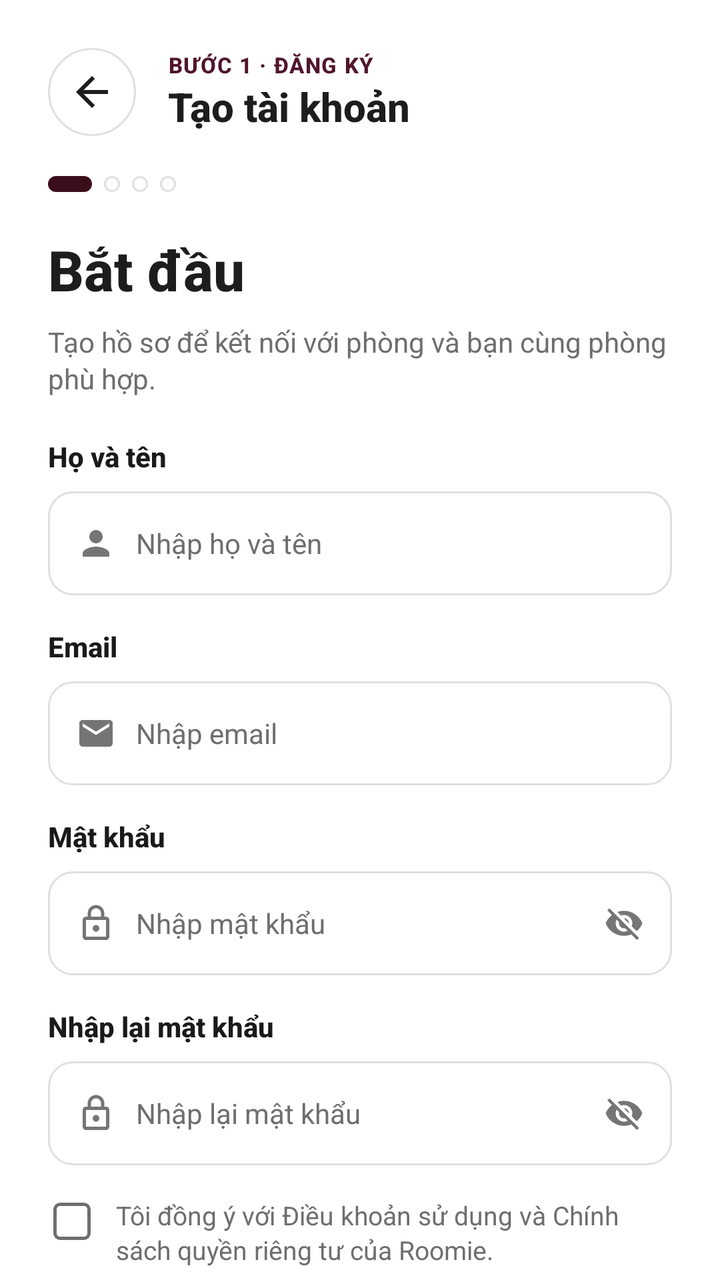
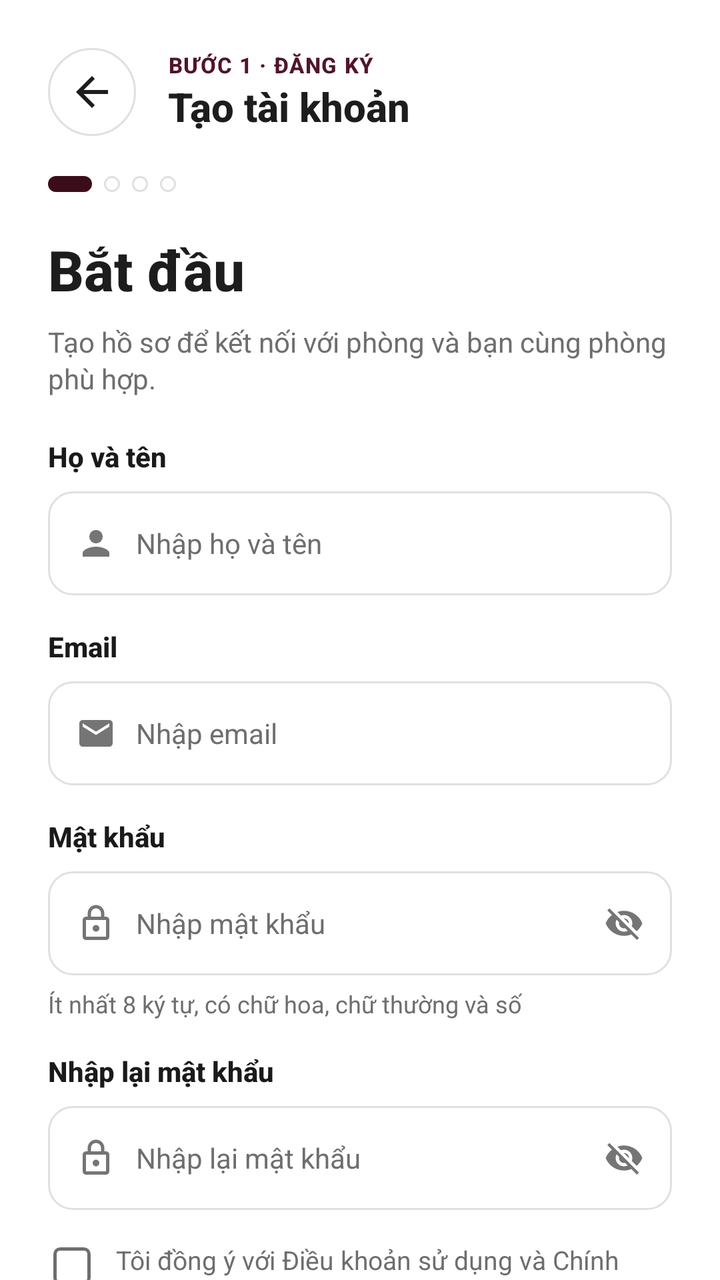

An Android layout rendered at two revisions. The XML below is the earlier revision; the diff shows what the commit changed to produce the second picture.
<!-- AndroidManifest.xml: application theme Theme.Roomie -->
<!-- res/layout/activity_register.xml -->
<?xml version="1.0" encoding="utf-8"?>
<ScrollView xmlns:android="http://schemas.android.com/apk/res/android"
    xmlns:tools="http://schemas.android.com/tools"
    android:id="@+id/layout_register_scroll"
    android:layout_width="match_parent"
    android:layout_height="match_parent"
    android:background="@color/white"
    android:fillViewport="true"
    android:scrollbars="none"
    tools:context=".RegisterActivity">

    <RelativeLayout
        android:layout_width="match_parent"
        android:layout_height="wrap_content"
        android:padding="24dp">

        
        <RelativeLayout
            android:id="@+id/header_layout"
            android:layout_width="match_parent"
            android:layout_height="wrap_content"
            android:layout_alignParentTop="true">

            <ImageButton
                android:id="@+id/btn_back"
                android:layout_width="44dp"
                android:layout_height="44dp"
                android:layout_alignParentStart="true"
                android:layout_centerVertical="true"
                android:background="@drawable/bg_circle_button"
                android:contentDescription="@string/back"
                android:padding="10dp"
                android:scaleType="fitCenter"
                android:src="@drawable/ic_arrow_back" />

            <RelativeLayout
                android:layout_width="wrap_content"
                android:layout_height="wrap_content"
                android:layout_centerVertical="true"
                android:layout_marginStart="16dp"
                android:layout_toEndOf="@id/btn_back">

                <TextView
                    android:id="@+id/tv_header_subtitle"
                    android:layout_width="wrap_content"
                    android:layout_height="wrap_content"
                    android:layout_alignParentStart="true"
                    android:fontFamily="sans-serif-medium"
                    android:letterSpacing="0.05"
                    android:text="@string/register_step1_subtitle"
                    android:textColor="@color/primary_maroon"
                    android:textSize="11sp"
                    android:textStyle="bold" />

                <TextView
                    android:id="@+id/tv_header_title"
                    android:layout_width="wrap_content"
                    android:layout_height="wrap_content"
                    android:layout_below="@id/tv_header_subtitle"
                    android:layout_alignParentStart="true"
                    android:fontFamily="sans-serif-medium"
                    android:text="@string/register_title"
                    android:textColor="@color/text_dark"
                    android:textSize="20sp"
                    android:textStyle="bold" />

            </RelativeLayout>

        </RelativeLayout>

        
        <LinearLayout
            android:id="@+id/layout_step_indicator"
            android:layout_width="wrap_content"
            android:layout_height="wrap_content"
            android:layout_below="@id/header_layout"
            android:layout_alignParentStart="true"
            android:layout_marginTop="20dp"
            android:gravity="center_vertical"
            android:orientation="horizontal">

            
            <View
                android:layout_width="22dp"
                android:layout_height="8dp"
                android:background="@drawable/bg_button_primary" />

            <View
                android:layout_width="8dp"
                android:layout_height="8dp"
                android:layout_marginStart="6dp"
                android:background="@drawable/bg_circle_button" />

            <View
                android:layout_width="8dp"
                android:layout_height="8dp"
                android:layout_marginStart="6dp"
                android:background="@drawable/bg_circle_button" />

            <View
                android:layout_width="8dp"
                android:layout_height="8dp"
                android:layout_marginStart="6dp"
                android:background="@drawable/bg_circle_button" />

        </LinearLayout>

        
        <TextView
            android:id="@+id/tv_register_heading"
            android:layout_width="match_parent"
            android:layout_height="wrap_content"
            android:layout_below="@id/layout_step_indicator"
            android:layout_alignParentStart="true"
            android:layout_marginTop="20dp"
            android:fontFamily="sans-serif-medium"
            android:text="@string/register_heading"
            android:textColor="@color/text_dark"
            android:textSize="28sp"
            android:textStyle="bold" />

        <TextView
            android:id="@+id/tv_register_subtext"
            android:layout_width="match_parent"
            android:layout_height="wrap_content"
            android:layout_below="@id/tv_register_heading"
            android:layout_alignParentStart="true"
            android:layout_marginTop="8dp"
            android:lineSpacingExtra="2dp"
            android:text="@string/register_subtext"
            android:textColor="@color/text_subtitle"
            android:textSize="14sp" />

        
        <TextView
            android:id="@+id/tv_label_name"
            android:layout_width="wrap_content"
            android:layout_height="wrap_content"
            android:layout_below="@id/tv_register_subtext"
            android:layout_alignParentStart="true"
            android:layout_marginTop="20dp"
            android:fontFamily="sans-serif-medium"
            android:text="@string/label_full_name"
            android:textColor="@color/text_title"
            android:textSize="14sp"
            android:textStyle="bold" />

        <RelativeLayout
            android:id="@+id/layout_input_name"
            android:layout_width="match_parent"
            android:layout_height="52dp"
            android:layout_below="@id/tv_label_name"
            android:layout_marginTop="8dp"
            android:background="@drawable/bg_edittext_outlined"
            android:paddingHorizontal="14dp">

            <ImageView
                android:id="@+id/img_icon_person"
                android:layout_width="20dp"
                android:layout_height="20dp"
                android:layout_alignParentStart="true"
                android:layout_centerVertical="true"
                android:contentDescription="@string/label_full_name"
                android:src="@drawable/ic_person" />

            <EditText
                android:id="@+id/et_full_name"
                android:layout_width="match_parent"
                android:layout_height="match_parent"
                android:layout_marginStart="10dp"
                android:layout_toEndOf="@id/img_icon_person"
                android:autofillHints="name"
                android:background="@null"
                android:hint="@string/hint_full_name"
                android:inputType="textPersonName"
                android:textColor="@color/text_title"
                android:textColorHint="@color/text_subtitle"
                android:textSize="14sp" />

        </RelativeLayout>

        
        <TextView
            android:id="@+id/tv_label_phone_email"
            android:layout_width="wrap_content"
            android:layout_height="wrap_content"
            android:layout_below="@id/layout_input_name"
            android:layout_alignParentStart="true"
            android:layout_marginTop="16dp"
            android:fontFamily="sans-serif-medium"
            android:text="@string/label_email"
            android:textColor="@color/text_title"
            android:textSize="14sp"
            android:textStyle="bold" />

        <RelativeLayout
            android:id="@+id/layout_input_phone_email"
            android:layout_width="match_parent"
            android:layout_height="52dp"
            android:layout_below="@id/tv_label_phone_email"
            android:layout_marginTop="8dp"
            android:background="@drawable/bg_edittext_outlined"
            android:paddingHorizontal="14dp">

            <ImageView
                android:id="@+id/img_icon_phone"
                android:layout_width="20dp"
                android:layout_height="20dp"
                android:layout_alignParentStart="true"
                android:layout_centerVertical="true"
                android:contentDescription="@string/label_email_or_phone"
                android:src="@drawable/ic_mail" />

            <EditText
                android:id="@+id/et_phone_or_email"
                android:layout_width="match_parent"
                android:layout_height="match_parent"
                android:layout_marginStart="10dp"
                android:layout_toEndOf="@id/img_icon_phone"
                android:autofillHints="emailAddress"
                android:background="@null"
                android:hint="@string/hint_email_or_phone"
                android:inputType="textEmailAddress"
                android:textColor="@color/text_title"
                android:textColorHint="@color/text_subtitle"
                android:textSize="14sp" />

        </RelativeLayout>

        
        <TextView
            android:id="@+id/tv_label_password"
            android:layout_width="wrap_content"
            android:layout_height="wrap_content"
            android:layout_below="@id/layout_input_phone_email"
            android:layout_alignParentStart="true"
            android:layout_marginTop="16dp"
            android:fontFamily="sans-serif-medium"
            android:text="@string/label_password"
            android:textColor="@color/text_title"
            android:textSize="14sp"
            android:textStyle="bold" />

        <RelativeLayout
            android:id="@+id/layout_input_password"
            android:layout_width="match_parent"
            android:layout_height="52dp"
            android:layout_below="@id/tv_label_password"
            android:layout_marginTop="8dp"
            android:background="@drawable/bg_edittext_outlined"
            android:paddingHorizontal="14dp">

            <ImageView
                android:id="@+id/img_icon_lock"
                android:layout_width="20dp"
                android:layout_height="20dp"
                android:layout_alignParentStart="true"
                android:layout_centerVertical="true"
                android:contentDescription="@string/label_password"
                android:src="@drawable/ic_lock" />

            <ImageView
                android:id="@+id/img_toggle_password"
                android:layout_width="20dp"
                android:layout_height="20dp"
                android:layout_alignParentEnd="true"
                android:layout_centerVertical="true"
                android:contentDescription="@string/desc_toggle_password"
                android:src="@drawable/ic_eye_off" />

            <EditText
                android:id="@+id/et_password"
                android:layout_width="match_parent"
                android:layout_height="match_parent"
                android:layout_marginHorizontal="10dp"
                android:layout_toStartOf="@id/img_toggle_password"
                android:layout_toEndOf="@id/img_icon_lock"
                android:autofillHints="newPassword"
                android:background="@null"
                android:hint="@string/hint_password"
                android:inputType="textPassword"
                android:textColor="@color/text_title"
                android:textColorHint="@color/text_subtitle"
                android:textSize="14sp" />

        </RelativeLayout>

        
        <TextView
            android:id="@+id/tv_label_confirm_password"
            android:layout_width="wrap_content"
            android:layout_height="wrap_content"
            android:layout_below="@id/layout_input_password"
            android:layout_alignParentStart="true"
            android:layout_marginTop="16dp"
            android:fontFamily="sans-serif-medium"
            android:text="@string/label_retype_password"
            android:textColor="@color/text_title"
            android:textSize="14sp"
            android:textStyle="bold" />

        <RelativeLayout
            android:id="@+id/layout_input_confirm_password"
            android:layout_width="match_parent"
            android:layout_height="52dp"
            android:layout_below="@id/tv_label_confirm_password"
            android:layout_marginTop="8dp"
            android:background="@drawable/bg_edittext_outlined"
            android:paddingHorizontal="14dp">

            <ImageView
                android:id="@+id/img_icon_lock_confirm"
                android:layout_width="20dp"
                android:layout_height="20dp"
                android:layout_alignParentStart="true"
                android:layout_centerVertical="true"
                android:contentDescription="@string/label_retype_password"
                android:src="@drawable/ic_lock" />

            <ImageView
                android:id="@+id/img_toggle_confirm_password"
                android:layout_width="20dp"
                android:layout_height="20dp"
                android:layout_alignParentEnd="true"
                android:layout_centerVertical="true"
                android:contentDescription="@string/desc_toggle_password"
                android:src="@drawable/ic_eye_off" />

            <EditText
                android:id="@+id/et_confirm_password"
                android:layout_width="match_parent"
                android:layout_height="match_parent"
                android:layout_marginHorizontal="10dp"
                android:layout_toStartOf="@id/img_toggle_confirm_password"
                android:layout_toEndOf="@id/img_icon_lock_confirm"
                android:autofillHints="newPassword"
                android:background="@null"
                android:hint="@string/hint_confirm_password"
                android:inputType="textPassword"
                android:textColor="@color/text_title"
                android:textColorHint="@color/text_subtitle"
                android:textSize="14sp" />

        </RelativeLayout>

        
        <RelativeLayout
            android:id="@+id/layout_terms"
            android:layout_width="match_parent"
            android:layout_height="wrap_content"
            android:layout_below="@id/layout_input_confirm_password"
            android:layout_marginTop="16dp">

            
            <android.widget.CheckBox
                android:id="@+id/cb_terms"
                android:layout_width="24dp"
                android:layout_height="24dp"
                android:layout_alignParentStart="true"
                android:layout_alignParentTop="true"
                android:background="@null"
                android:button="@drawable/selector_checkbox_tick"
                android:checked="false" />

            <TextView
                android:id="@+id/tv_terms_text"
                android:layout_width="match_parent"
                android:layout_height="wrap_content"
                android:layout_marginStart="10dp"
                android:layout_toEndOf="@id/cb_terms"
                android:lineSpacingExtra="2dp"
                android:text="@string/terms_agreement"
                android:textColor="@color/text_subtitle"
                android:textSize="13sp" />

        </RelativeLayout>

        
        <androidx.appcompat.widget.AppCompatButton
            android:id="@+id/btn_register"
            android:layout_width="match_parent"
            android:layout_height="52dp"
            android:layout_below="@id/layout_terms"
            android:layout_marginTop="20dp"
            android:background="@drawable/bg_button_primary"
            android:fontFamily="sans-serif-medium"
            android:text="@string/btn_register"
            android:textAllCaps="false"
            android:textColor="@color/text_white"
            android:textSize="16sp"
            android:textStyle="bold" />

        
        <LinearLayout
            android:id="@+id/layout_footer_login"
            android:layout_width="wrap_content"
            android:layout_height="wrap_content"
            android:layout_below="@id/btn_register"
            android:layout_centerHorizontal="true"
            android:layout_marginTop="32dp"
            android:layout_marginBottom="16dp"
            android:orientation="horizontal">

            <TextView
                android:layout_width="wrap_content"
                android:layout_height="wrap_content"
                android:text="@string/already_have_account"
                android:textColor="@color/text_subtitle"
                android:textSize="13sp" />

            <TextView
                android:id="@+id/tv_login_now"
                android:layout_width="wrap_content"
                android:layout_height="wrap_content"
                android:fontFamily="sans-serif-medium"
                android:text="@string/btn_login"
                android:textColor="@color/primary_maroon"
                android:textSize="13sp"
                android:textStyle="bold" />

        </LinearLayout>

    </RelativeLayout>

</ScrollView>
<!-- resources referenced by this layout -->
<resources>
  <color name="primary_maroon">@color/color_primary</color>
  <color name="text_dark">@color/color_text_primary</color>
  <color name="text_subtitle">@color/color_text_secondary</color>
  <color name="text_title">@color/color_text_title</color>
  <color name="text_white">@color/color_text_white</color>
  <color name="white">@color/color_white</color>
  <!-- drawable bg_button_primary (drawable) -->
  <?xml version="1.0" encoding="utf-8"?>
  <shape xmlns:android="http://schemas.android.com/apk/res/android"
      android:shape="rectangle">
      <solid android:color="@color/primary_maroon_dark" />
      <corners android:radius="14dp" />
  </shape>
  <!-- drawable bg_circle_button (drawable) -->
  <?xml version="1.0" encoding="utf-8"?>
  <shape xmlns:android="http://schemas.android.com/apk/res/android"
      android:shape="oval">
      <solid android:color="@color/white" />
      <stroke
          android:width="1dp"
          android:color="@color/card_border" />
  </shape>
  <!-- drawable bg_edittext_outlined (drawable) -->
  <?xml version="1.0" encoding="utf-8"?>
  <shape xmlns:android="http://schemas.android.com/apk/res/android"
      android:shape="rectangle">
      <solid android:color="@color/white" />
      <stroke
          android:width="1dp"
          android:color="@color/card_border" />
      <corners android:radius="12dp" />
  </shape>
  <!-- drawable selector_checkbox_tick (drawable) -->
  <?xml version="1.0" encoding="utf-8"?>
  <selector xmlns:android="http://schemas.android.com/apk/res/android">
      <item android:drawable="@drawable/ic_checkbox_checked" android:state_checked="true" />
      <item android:drawable="@drawable/ic_checkbox_unchecked" />
  </selector>
  <string name="already_have_account">Đã có tài khoản? </string>
  <string name="back">Quay lại</string>
  <string name="btn_login">Đăng nhập</string>
  <string name="btn_register">Đăng ký tài khoản</string>
  <string name="desc_toggle_password">Hiện hoặc ẩn mật khẩu</string>
  <string name="hint_confirm_password">Nhập lại mật khẩu</string>
  <string name="hint_email_or_phone">Nhập email</string>
  <string name="hint_full_name">Nhập họ và tên</string>
  <string name="hint_password">Nhập mật khẩu</string>
  <string name="label_email">Email</string>
  <string name="label_email_or_phone">Email</string>
  <string name="label_full_name">Họ và tên</string>
  <string name="label_password">Mật khẩu</string>
  <string name="label_retype_password">Nhập lại mật khẩu</string>
  <string name="register_heading">Bắt đầu</string>
  <string name="register_step1_subtitle">BƯỚC 1 · ĐĂNG KÝ</string>
  <string name="register_subtext">Tạo hồ sơ để kết nối với phòng và bạn cùng phòng phù hợp.</string>
  <string name="register_title">Tạo tài khoản</string>
  <string name="terms_agreement">Tôi đồng ý với Điều khoản sử dụng và Chính sách quyền riêng tư của Roomie.</string>
  <style name="Theme.Roomie" parent="Base.Theme.Roomie" />
  <color name="color_primary">#50152B</color>
  <color name="color_text_primary">#1D1D1D</color>
  <color name="color_text_secondary">#6E6E6E</color>
  <color name="color_text_title">#1A1A1A</color>
  <color name="color_text_white">#FFFFFF</color>
  <color name="color_white">#FFFFFF</color>
  <color name="primary_maroon_dark">@color/color_primary_dark</color>
  <color name="card_border">@color/color_border</color>
  <color name="color_text_muted">#757575</color>
  <color name="color_primary_dark">#3B0D1B</color>
  <color name="color_border">#E0E0E0</color>
  <color name="color_on_primary">#FFFFFF</color>
  <color name="color_primary_container">#FDE8ED</color>
  <color name="color_on_primary_container">#50152B</color>
  <color name="color_secondary">#E2EDE5</color>
  <color name="color_on_secondary">#224233</color>
  <color name="color_background">#FFFFFF</color>
  <color name="color_surface">#FFFFFF</color>
  <color name="color_on_surface">#1D1D1D</color>
  <color name="color_error">#D32F2F</color>
  <!-- unchanged entries left out for length: 8 -->
</resources>

<!-- the commit's change to res/layout/activity_register.xml (unified diff, before → after) -->
@@ -285,12 +285,22 @@
 
         </RelativeLayout>
 
+        <TextView
+            android:id="@+id/tv_password_rule"
+            android:layout_width="match_parent"
+            android:layout_height="wrap_content"
+            android:layout_below="@id/layout_input_password"
+            android:layout_marginTop="6dp"
+            android:text="@string/password_rule_hint"
+            android:textColor="@color/text_subtitle"
+            android:textSize="12sp" />
+
         
         <TextView
             android:id="@+id/tv_label_confirm_password"
             android:layout_width="wrap_content"
             android:layout_height="wrap_content"
-            android:layout_below="@id/layout_input_password"
+            android:layout_below="@id/tv_password_rule"
             android:layout_alignParentStart="true"
             android:layout_marginTop="16dp"
             android:fontFamily="sans-serif-medium"
<!-- resource entries referenced after the edit -->
@@ -52,6 +52,7 @@
   <string name="label_full_name">Họ và tên</string>
   <string name="label_password">Mật khẩu</string>
   <string name="label_retype_password">Nhập lại mật khẩu</string>
+  <string name="password_rule_hint">Ít nhất 8 ký tự, có chữ hoa, chữ thường và số</string>
   <string name="register_heading">Bắt đầu</string>
   <string name="register_step1_subtitle">BƯỚC 1 · ĐĂNG KÝ</string>
   <string name="register_subtext">Tạo hồ sơ để kết nối với phòng và bạn cùng phòng phù hợp.</string>
